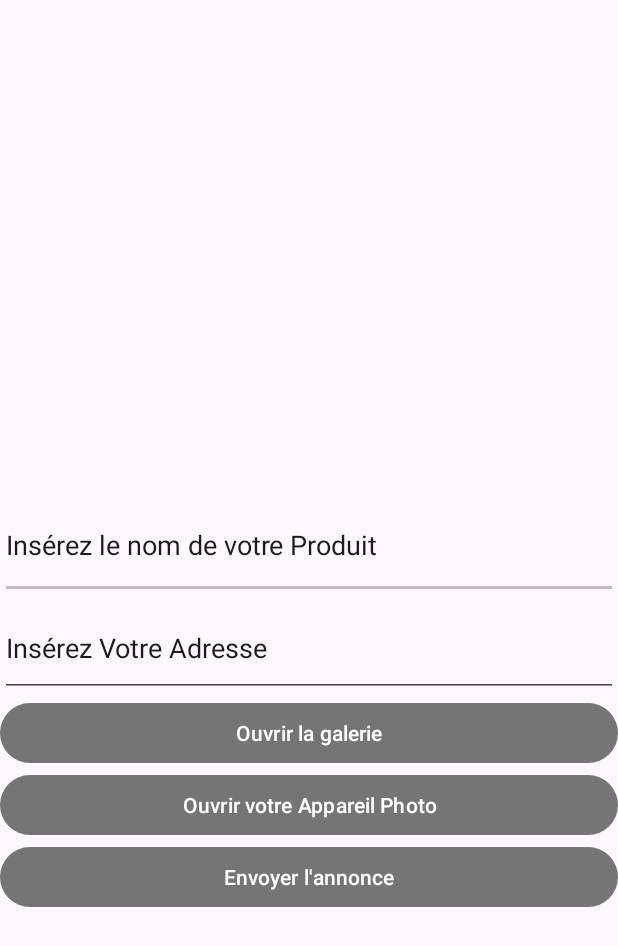
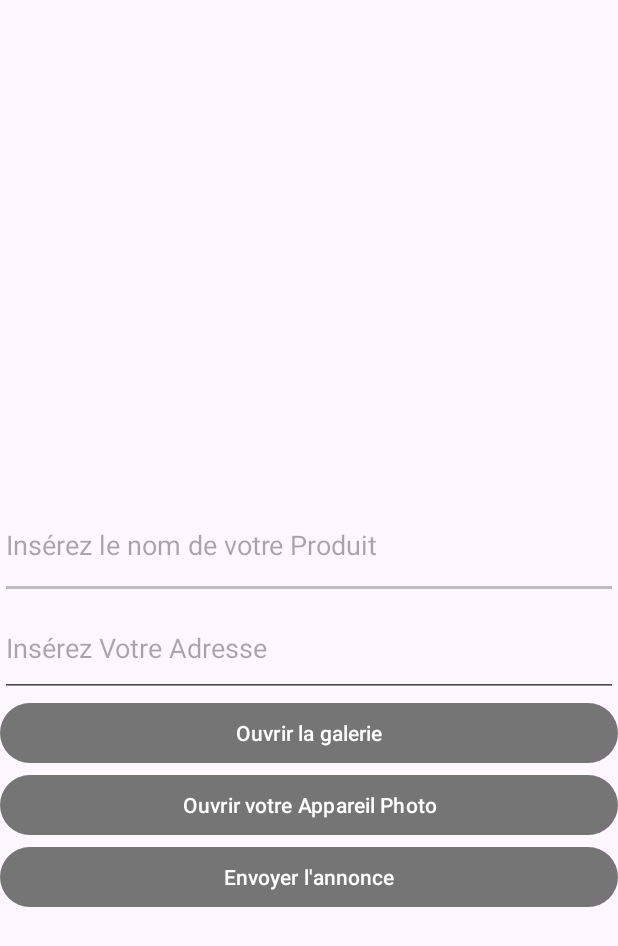
Before and after one commit to MatthiasEllero/TP_LeBonCoin, an Android app: the CameraAdAddActivity screen opened directly, with no data from a screen before it, on a phone screen of 412 x 824 dp. Shown: the top 946 px of the screen. Run offline under Robolectric (Android 15) with nearby library versions, the phone set to English and light mode, and no system bars; pictures from the network do not load.

Commit message:
Ajustement de code pour le Caméra

```diff
--- a/app/src/main/java/com/example/tp_leboncoin/CameraAdAddActivity.java
+++ b/app/src/main/java/com/example/tp_leboncoin/CameraAdAddActivity.java
@@ -74,6 +74,7 @@ public class CameraAdAddActivity extends AppCompatActivity {
                 Intent data = result.getData();
                 Uri image = (Uri) result.getData().getData();
                 click_image_id.setImageURI(image);
+                filePath = image.toString();
             }
         }
     });
--- a/app/src/main/res/layout/activity_camera_ad_add.xml
+++ b/app/src/main/res/layout/activity_camera_ad_add.xml
@@ -31,8 +31,8 @@
             android:layout_width="match_parent"
             android:layout_height="72dp"
             android:ems="10"
-            android:inputType="text"
-            android:text="Insérez le nom de votre Produit" />
+            android:hint="Insérez le nom de votre Produit"
+            android:inputType="text" />
 
         <Space
             android:layout_width="match_parent"
@@ -47,8 +47,8 @@
             android:layout_width="match_parent"
             android:layout_height="65dp"
             android:ems="10"
-            android:inputType="text"
-            android:text="Insérez Votre Adresse" />
+            android:hint="Insérez Votre Adresse"
+            android:inputType="text" />
 
         <Space
             android:layout_width="match_parent"
```
